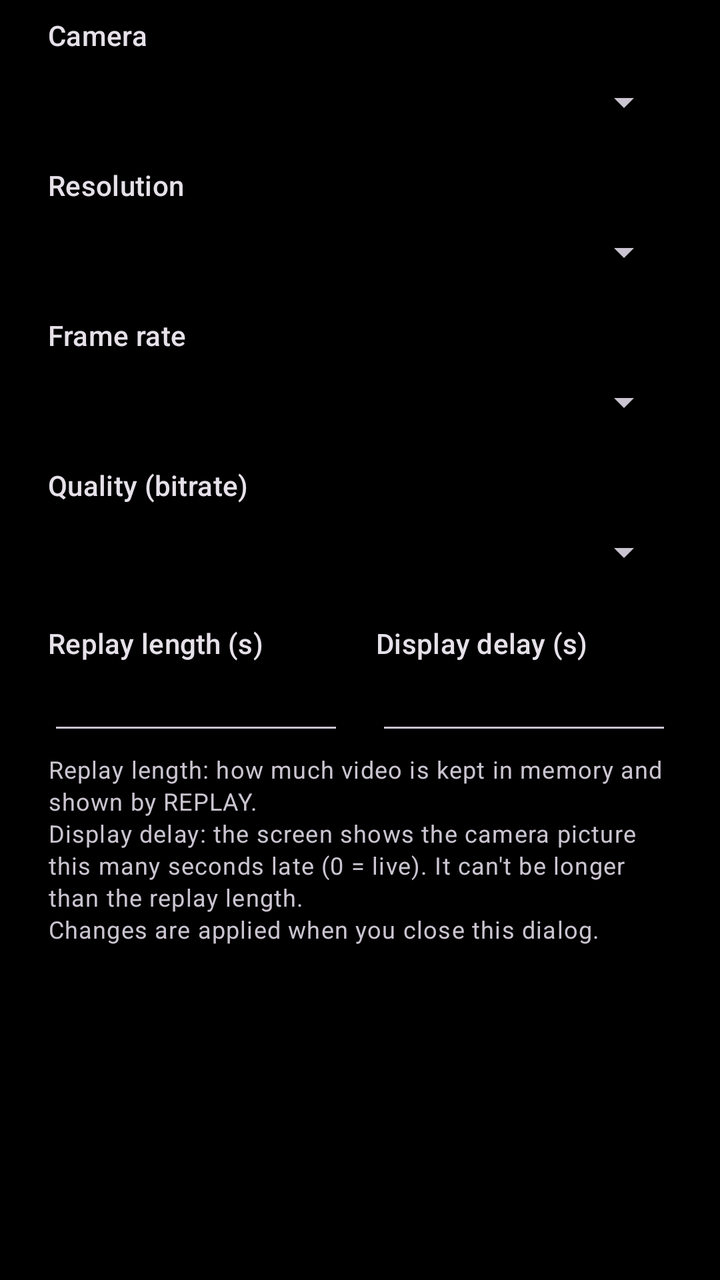
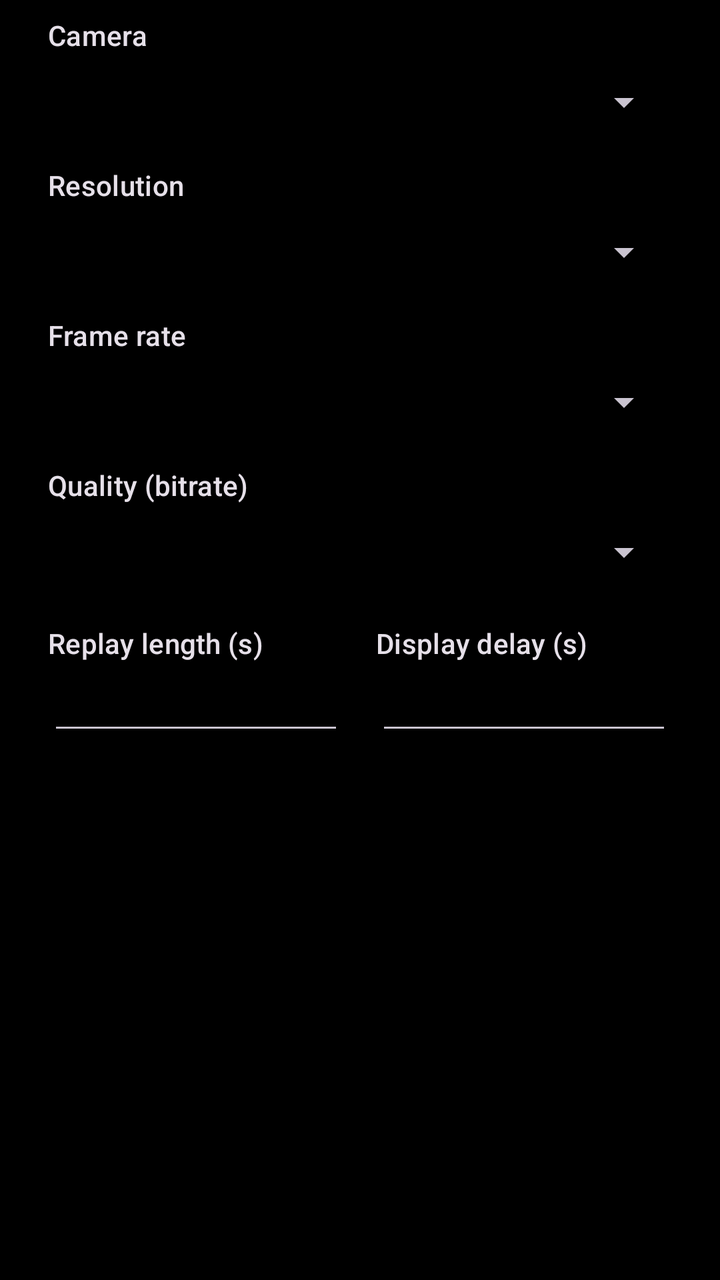

Compare the two renders of this Android layout. The source of the first and the diff that turns it into the second are given below.
<!-- AndroidManifest.xml: application theme Theme.ReFreePlay -->
<!-- res/layout/dialog_settings.xml -->
<?xml version="1.0" encoding="utf-8"?>
<ScrollView xmlns:android="http://schemas.android.com/apk/res/android"
    android:layout_width="match_parent"
    android:layout_height="wrap_content">

    <LinearLayout
        android:layout_width="match_parent"
        android:layout_height="wrap_content"
        android:orientation="vertical"
        android:paddingStart="24dp"
        android:paddingTop="8dp"
        android:paddingEnd="24dp">

        <TextView
            style="@style/TextAppearance.Material3.LabelLarge"
            android:layout_width="wrap_content"
            android:layout_height="wrap_content"
            android:text="Camera" />

        <Spinner
            android:id="@+id/spCamera"
            android:layout_width="match_parent"
            android:layout_height="48dp" />

        <TextView
            style="@style/TextAppearance.Material3.LabelLarge"
            android:layout_width="wrap_content"
            android:layout_height="wrap_content"
            android:layout_marginTop="8dp"
            android:text="Resolution" />

        <Spinner
            android:id="@+id/spResolution"
            android:layout_width="match_parent"
            android:layout_height="48dp" />

        <TextView
            style="@style/TextAppearance.Material3.LabelLarge"
            android:layout_width="wrap_content"
            android:layout_height="wrap_content"
            android:layout_marginTop="8dp"
            android:text="Frame rate" />

        <Spinner
            android:id="@+id/spFps"
            android:layout_width="match_parent"
            android:layout_height="48dp" />

        <TextView
            style="@style/TextAppearance.Material3.LabelLarge"
            android:layout_width="wrap_content"
            android:layout_height="wrap_content"
            android:layout_marginTop="8dp"
            android:text="Quality (bitrate)" />

        <Spinner
            android:id="@+id/spQuality"
            android:layout_width="match_parent"
            android:layout_height="48dp" />

        <LinearLayout
            android:layout_width="match_parent"
            android:layout_height="wrap_content"
            android:layout_marginTop="12dp"
            android:orientation="horizontal">

            <LinearLayout
                android:layout_width="0dp"
                android:layout_height="wrap_content"
                android:layout_marginEnd="8dp"
                android:layout_weight="1"
                android:orientation="vertical">

                <TextView
                    style="@style/TextAppearance.Material3.LabelLarge"
                    android:layout_width="wrap_content"
                    android:layout_height="wrap_content"
                    android:text="Replay length (s)" />

                <EditText
                    android:id="@+id/etReplay"
                    android:layout_width="match_parent"
                    android:layout_height="wrap_content"
                    android:importantForAutofill="no"
                    android:inputType="numberDecimal"
                    android:selectAllOnFocus="true" />
            </LinearLayout>

            <LinearLayout
                android:layout_width="0dp"
                android:layout_height="wrap_content"
                android:layout_marginStart="8dp"
                android:layout_weight="1"
                android:orientation="vertical">

                <TextView
                    style="@style/TextAppearance.Material3.LabelLarge"
                    android:layout_width="wrap_content"
                    android:layout_height="wrap_content"
                    android:text="Display delay (s)" />

                <EditText
                    android:id="@+id/etDelay"
                    android:layout_width="match_parent"
                    android:layout_height="wrap_content"
                    android:importantForAutofill="no"
                    android:inputType="numberDecimal"
                    android:selectAllOnFocus="true" />
            </LinearLayout>
        </LinearLayout>

        <TextView
            style="@style/TextAppearance.Material3.BodySmall"
            android:layout_width="match_parent"
            android:layout_height="wrap_content"
            android:layout_marginTop="4dp"
            android:text="Replay length: how much video is kept in memory and shown by REPLAY.\nDisplay delay: the screen shows the camera picture this many seconds late (0 = live). It can't be longer than the replay length.\nChanges are applied when you close this dialog." />

        <TextView
            android:id="@+id/infoText"
            style="@style/TextAppearance.Material3.BodySmall"
            android:layout_width="match_parent"
            android:layout_height="wrap_content"
            android:layout_marginTop="8dp"
            android:paddingBottom="8dp" />
    </LinearLayout>
</ScrollView>
<!-- resources referenced by this layout -->
<resources>
  <style name="Theme.ReFreePlay" parent="Theme.Material3.Dark.NoActionBar">
          <item name="colorPrimary">@color/accent</item>
          <item name="android:windowBackground">@android:color/black</item>
          <item name="android:windowLayoutInDisplayCutoutMode">shortEdges</item>
          <item name="android:windowFullscreen">true</item>
      </style>
  <color name="accent">#E53935</color>
</resources>

<!-- the commit's change to res/layout/dialog_settings.xml (unified diff, before → after) -->
@@ -110,13 +110,6 @@
         </LinearLayout>
 
         <TextView
-            style="@style/TextAppearance.Material3.BodySmall"
-            android:layout_width="match_parent"
-            android:layout_height="wrap_content"
-            android:layout_marginTop="4dp"
-            android:text="Replay length: how much video is kept in memory and shown by REPLAY.\nDisplay delay: the screen shows the camera picture this many seconds late (0 = live). It can't be longer than the replay length.\nChanges are applied when you close this dialog." />
-
-        <TextView
             android:id="@+id/infoText"
             style="@style/TextAppearance.Material3.BodySmall"
             android:layout_width="match_parent"
